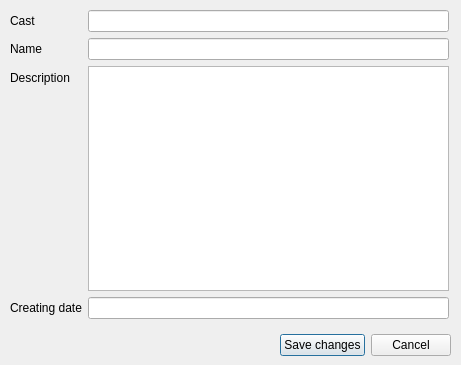
Above: CourseWorkOOP/EditFilmModelWindow.ui from LevKostychenko/CourceWork before the change. Below: the same form after it.
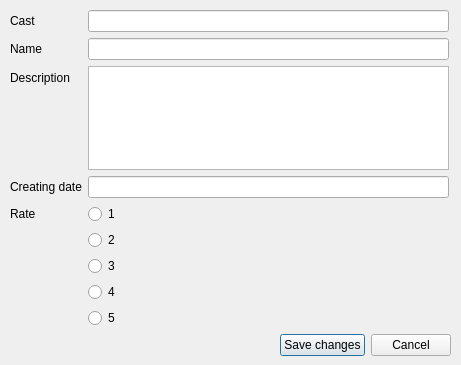
That is the form after the change.

```diff
--- a/CourseWorkOOP/EditFilmModelWindow.ui
+++ b/CourseWorkOOP/EditFilmModelWindow.ui
@@ -58,7 +58,7 @@
      <x>10</x>
      <y>10</y>
      <width>439</width>
-     <height>309</height>
+     <height>318</height>
     </rect>
    </property>
    <layout class="QFormLayout" name="formLayout">
@@ -102,6 +102,48 @@
     <item row="4" column="1">
      <widget class="QLineEdit" name="dateEdit"/>
     </item>
+    <item row="9" column="1">
+     <widget class="QRadioButton" name="rate5">
+      <property name="text">
+       <string>5</string>
+      </property>
+     </widget>
+    </item>
+    <item row="5" column="1">
+     <widget class="QRadioButton" name="rate1">
+      <property name="text">
+       <string>1</string>
+      </property>
+     </widget>
+    </item>
+    <item row="6" column="1">
+     <widget class="QRadioButton" name="rate2">
+      <property name="text">
+       <string>2</string>
+      </property>
+     </widget>
+    </item>
+    <item row="8" column="1">
+     <widget class="QRadioButton" name="rate4">
+      <property name="text">
+       <string>4</string>
+      </property>
+     </widget>
+    </item>
+    <item row="7" column="1">
+     <widget class="QRadioButton" name="rate3">
+      <property name="text">
+       <string>3</string>
+      </property>
+     </widget>
+    </item>
+    <item row="5" column="0">
+     <widget class="QLabel" name="label_6">
+      <property name="text">
+       <string>Rate</string>
+      </property>
+     </widget>
+    </item>
    </layout>
   </widget>
  </widget>
```
